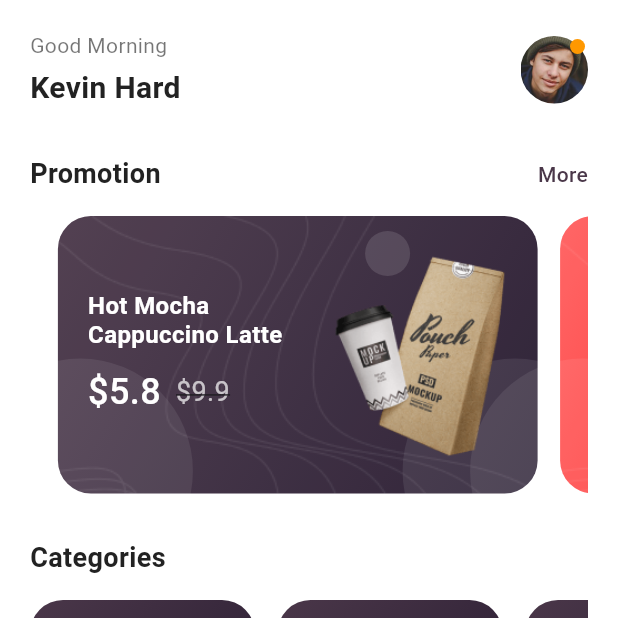
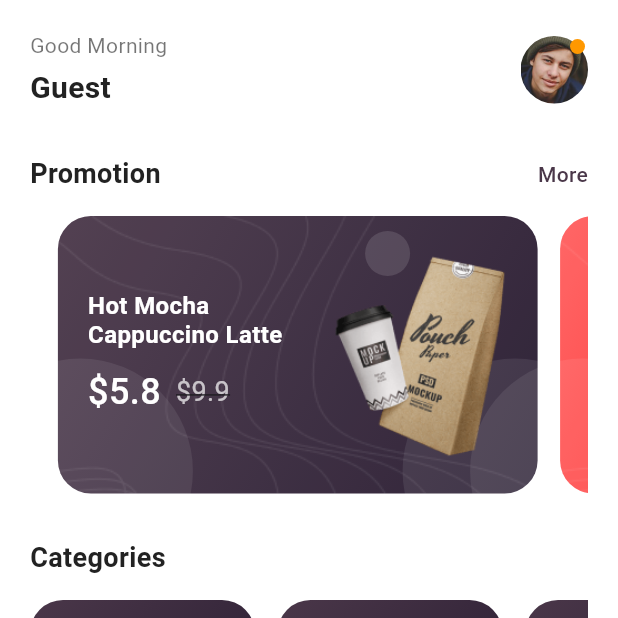
Before and after one commit to HafizhHabiibi/project-kuliah-mwsp-bijiapp, a Flutter app: the MainPage screen opened directly, item 2 of the bottom bar chosen, scrolled down 54 dp, after a tap on the "more vert" icon, after a tap on "Home", on a phone screen of 412 x 824 dp, the top half of it. Run offline on Flutter 3.47's test engine with Material 3 defaults, Android fonts, the light colour scheme and no system bars; our stand-ins replace flutter_colorpicker, flutter_svg, shared_preferences, smooth_page_indicator; accounts and stored records are empty; network calls fail; Roboto replaces fonts that are missing (Poppins).

Commit message:
fix(main_page): mengubah nama dan profile picture statis ke dinamis

```diff
--- a/flutter_bijiapp/lib/pages/main_page.dart
+++ b/flutter_bijiapp/lib/pages/main_page.dart
@@ -1,4 +1,3 @@
-import 'dart:io';
 import 'package:flutter/material.dart';
 import 'package:flutter_svg/flutter_svg.dart';
 import 'package:project_kuliah_mwsp_uts_kel4/components/bottom_bar.dart';
@@ -6,16 +5,11 @@ import 'package:project_kuliah_mwsp_uts_kel4/pages/detail_page.dart';
 import 'package:project_kuliah_mwsp_uts_kel4/pages/cart_page.dart';
 import 'package:project_kuliah_mwsp_uts_kel4/pages/product_page.dart';
 import 'package:project_kuliah_mwsp_uts_kel4/pages/notifications_page.dart';
+import '../services/auth_service.dart';
+import '../models/user_model.dart';
 
 class MainPage extends StatefulWidget {
-  final String? profileImagePath;
-  final String userName;
-
-  const MainPage({
-    super.key,
-    this.profileImagePath,
-    this.userName = "Kevin Hard",
-  });
+  const MainPage({super.key});
 
   @override
   State<MainPage> createState() => _MainPageState();
@@ -23,9 +17,42 @@ class MainPage extends StatefulWidget {
 
 class _MainPageState extends State<MainPage> {
   int _selectedIndex = 0;
+  UserModel? _currentUser;
+  bool _isLoading = true;
+
+  @override
+  void initState() {
+    super.initState();
+    _loadUserData();
+  }
+
+  Future<void> _loadUserData() async {
+    try {
+      final result = await AuthService().getUserInfo();
+
+      if (result['success'] == true && result['user'] != null) {
+        setState(() {
+          _currentUser = result['user'] as UserModel;
+          _isLoading = false;
+        });
+      } else {
+        setState(() {
+          _isLoading = false;
+        });
+      }
+    } catch (e) {
+      setState(() {
+        _isLoading = false;
+      });
+    }
+  }
 
   @override
   Widget build(BuildContext context) {
+    if (_isLoading) {
+      return const Scaffold(body: Center(child: CircularProgressIndicator()));
+    }
+
     return Scaffold(
       backgroundColor: Colors.white,
       body: Stack(
@@ -58,7 +85,7 @@ class _MainPageState extends State<MainPage> {
                             ),
                             const SizedBox(height: 4),
                             Text(
-                              widget.userName,
+                              _currentUser?.name ?? "Guest",
                               style: const TextStyle(
                                 fontSize: 20,
                                 fontWeight: FontWeight.bold,
@@ -313,13 +340,22 @@ class _MainPageState extends State<MainPage> {
 
   // ===== FOTO PROFIL =====
   Widget _buildProfileImage() {
-    if (widget.profileImagePath != null &&
-        widget.profileImagePath!.isNotEmpty) {
-      final file = File(widget.profileImagePath!);
-      if (file.existsSync()) {
-        return Image.file(file, height: 45, width: 45, fit: BoxFit.cover);
-      }
+    if (_currentUser?.profilePhotoUrl != null &&
+        _currentUser!.profilePhotoUrl!.isNotEmpty) {
+      return Image.network(
+        _currentUser!.profilePhotoUrl!,
+        height: 45,
+        width: 45,
+        fit: BoxFit.cover,
+        errorBuilder: (_, __, ___) {
+          return _defaultAvatar();
+        },
+      );
     }
+    return _defaultAvatar();
+  }
+
+  Widget _defaultAvatar() {
     return Image.asset(
       'assets/images/profile/avatar1.jpg',
       height: 45,
```
